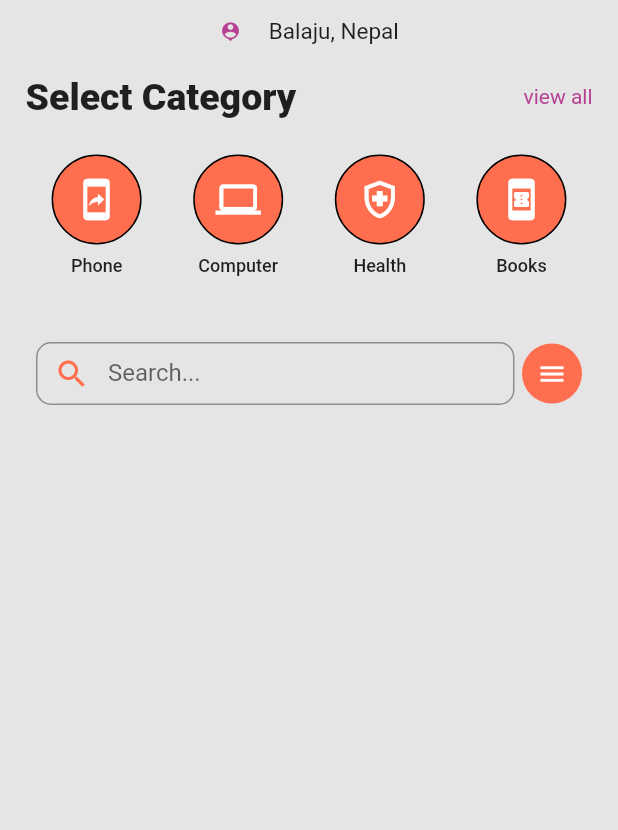
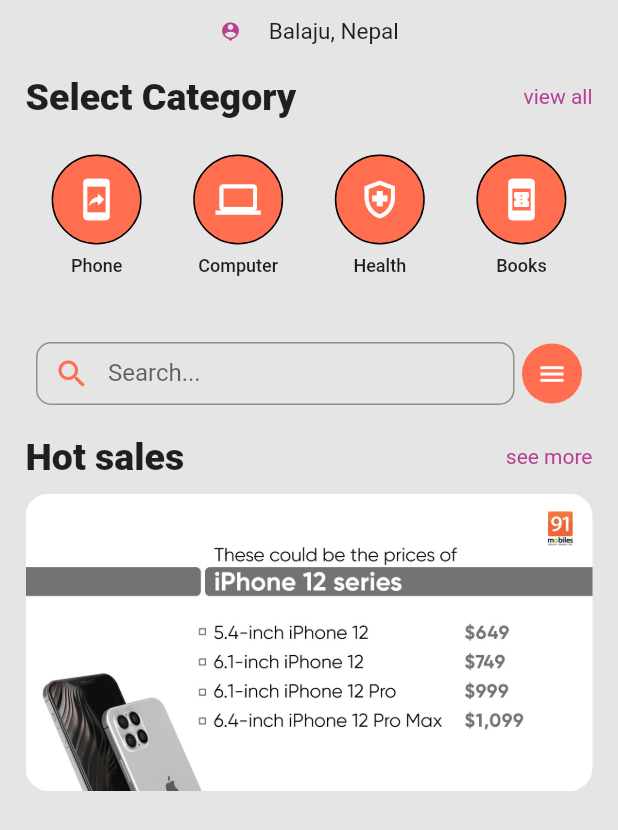
Before and after one commit to RUPAAK/ecommerce_design, a Flutter app: the screen it shows after launch, on a phone screen of 412 x 824 dp. Shown: the top 830 px of the screen. Run offline on Flutter 3.47's test engine with Material 2 defaults, Android fonts, the phone set to English and light mode, and no system bars.

Commit message:
hot news added

```diff
--- a/lib/pages/home.dart
+++ b/lib/pages/home.dart
@@ -213,7 +213,35 @@
                       ),
                     ),
                   ],
-                ))
+                )),
+            Padding(
+              padding: const EdgeInsets.fromLTRB(17, 0, 17, 0),
+              child: Row(
+                mainAxisAlignment: MainAxisAlignment.spaceBetween,
+                children: [
+                  Text(
+                    'Hot sales',
+                    style: TextStyle(fontWeight: FontWeight.w800, fontSize: 25),
+                  ),
+                  Text(
+                    'see more',
+                    style: TextStyle(color: const Color(0xffb74093)),
+                  )
+                ],
+              ),
+            ),
+            SizedBox(
+              height: 10,
+            ),
+            Padding(
+              padding: const EdgeInsets.fromLTRB(17, 0, 17, 0),
+              child: ClipRRect(
+                borderRadius: BorderRadius.circular(15.50),
+                child: Image(
+                  image: AssetImage('assets/images/iphone.jpg'),
+                ),
+              ),
+            ),
           ],
         ),
       ),
--- a/pubspec.yaml
+++ b/pubspec.yaml
@@ -58,9 +58,9 @@
   uses-material-design: true
 
   # To add assets to your application, add an assets section, like this:
-  # assets:
-  #   - images/a_dot_burr.jpeg
-  #   - images/a_dot_ham.jpeg
+  assets:
+    - assets/images/iphone.jpg
+    # - images/a_dot_ham.jpeg
 
   # An image asset can refer to one or more resolution-specific "variants", see
   # https://flutter.dev/assets-and-images/#resolution-aware.
```
Also changed, not shown: assets/images/iphone.jpg (added). Lines whose indentation alone changed are shown as unchanged.
